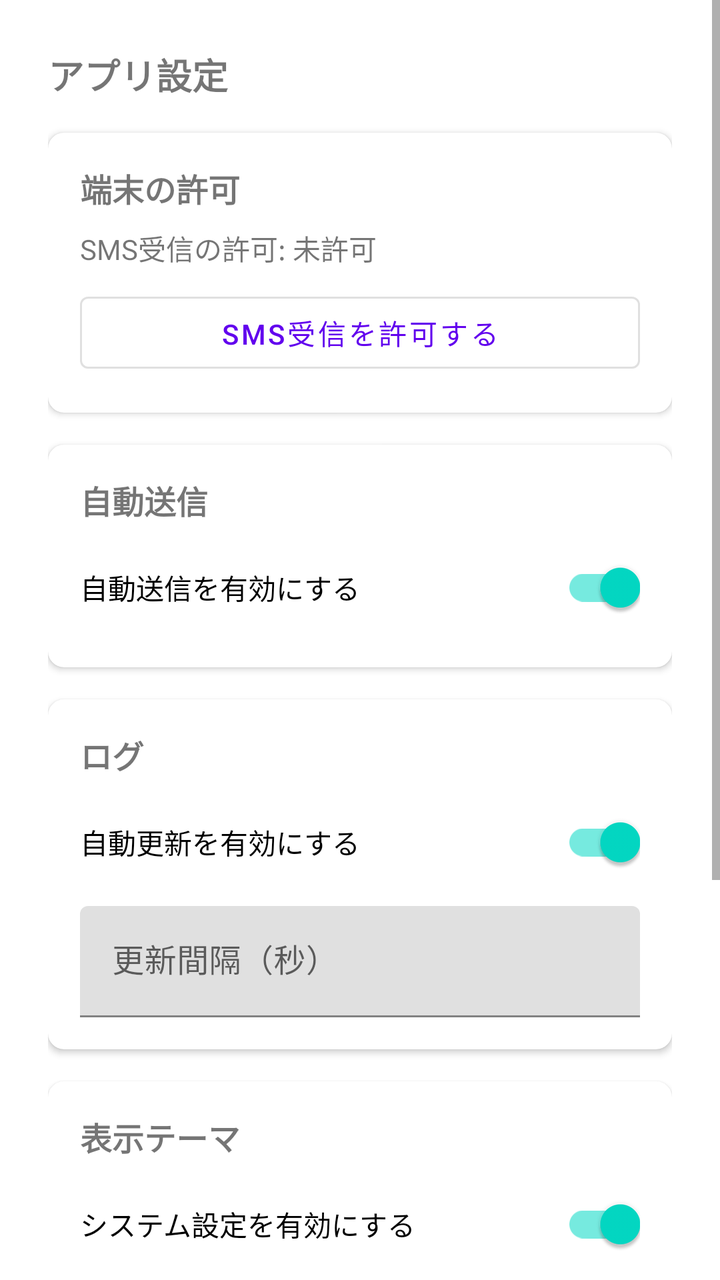
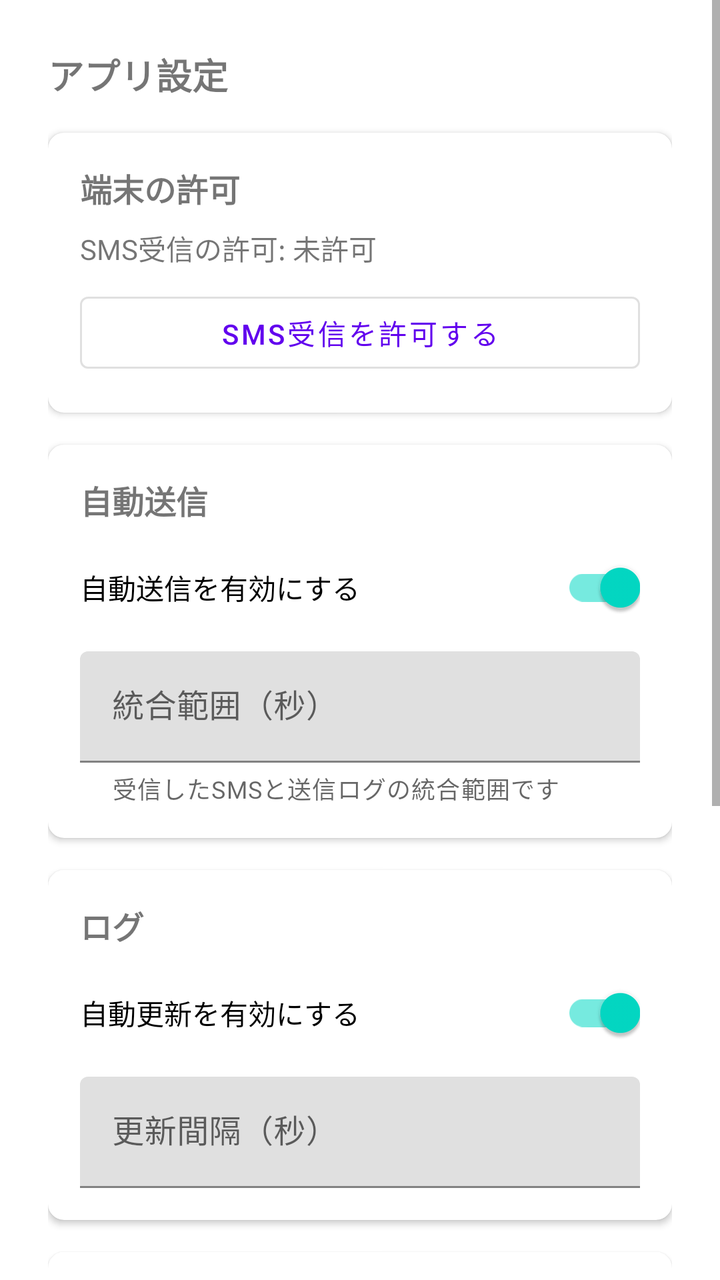

An Android layout rendered at two revisions. The XML below is the earlier revision; the diff shows what the commit changed to produce the second picture.
<!-- AndroidManifest.xml: application theme Theme.SmsToKintone -->
<!-- res/layout/activity_app_settings.xml -->
<?xml version="1.0" encoding="utf-8"?>
<ScrollView xmlns:android="http://schemas.android.com/apk/res/android"
    xmlns:app="http://schemas.android.com/apk/res-auto"
    android:layout_width="match_parent"
    android:layout_height="match_parent">

    <LinearLayout
        android:layout_width="match_parent"
        android:layout_height="wrap_content"
        android:orientation="vertical"
        android:padding="24dp">

        <TextView
            android:layout_width="wrap_content"
            android:layout_height="wrap_content"
            android:text="@string/app_settings_title"
            android:textSize="18sp"
            android:textStyle="bold" />

        <com.google.android.material.card.MaterialCardView
            android:layout_width="match_parent"
            android:layout_height="wrap_content"
            android:layout_marginTop="16dp"
            app:cardElevation="2dp"
            app:cardCornerRadius="8dp">

            <LinearLayout
                android:layout_width="match_parent"
                android:layout_height="wrap_content"
                android:orientation="vertical"
                android:padding="16dp">

                <TextView
                    android:layout_width="wrap_content"
                    android:layout_height="wrap_content"
                    android:layout_marginBottom="8dp"
                    android:text="@string/section_permission"
                    android:textSize="16sp"
                    android:textStyle="bold" />

                <TextView
                    android:id="@+id/tvPermissionStatus"
                    android:layout_width="wrap_content"
                    android:layout_height="wrap_content"
                    android:layout_marginBottom="8dp"
                    android:text="@string/permission_status_denied" />

                <com.google.android.material.button.MaterialButton
                    android:id="@+id/btnRequestPermission"
                    style="@style/Widget.MaterialComponents.Button.OutlinedButton"
                    android:layout_width="match_parent"
                    android:layout_height="wrap_content"
                    android:text="@string/btn_request_permission" />
            </LinearLayout>
        </com.google.android.material.card.MaterialCardView>

        <com.google.android.material.card.MaterialCardView
            android:layout_width="match_parent"
            android:layout_height="wrap_content"
            android:layout_marginTop="16dp"
            app:cardElevation="2dp"
            app:cardCornerRadius="8dp">

            <LinearLayout
                android:layout_width="match_parent"
                android:layout_height="wrap_content"
                android:orientation="vertical"
                android:padding="16dp">

                <TextView
                    android:layout_width="wrap_content"
                    android:layout_height="wrap_content"
                    android:layout_marginBottom="8dp"
                    android:text="@string/section_forwarding"
                    android:textSize="16sp"
                    android:textStyle="bold" />

                <com.google.android.material.switchmaterial.SwitchMaterial
                    android:id="@+id/swForwardingEnabled"
                    android:layout_width="match_parent"
                    android:layout_height="wrap_content"
                    android:checked="true"
                    android:text="@string/switch_forwarding_enabled" />
            </LinearLayout>
        </com.google.android.material.card.MaterialCardView>

        <com.google.android.material.card.MaterialCardView
            android:layout_width="match_parent"
            android:layout_height="wrap_content"
            android:layout_marginTop="16dp"
            app:cardElevation="2dp"
            app:cardCornerRadius="8dp">

            <LinearLayout
                android:layout_width="match_parent"
                android:layout_height="wrap_content"
                android:orientation="vertical"
                android:padding="16dp">

                <TextView
                    android:layout_width="wrap_content"
                    android:layout_height="wrap_content"
                    android:layout_marginBottom="8dp"
                    android:text="@string/section_log"
                    android:textSize="16sp"
                    android:textStyle="bold" />

                <com.google.android.material.switchmaterial.SwitchMaterial
                    android:id="@+id/swAutoRefreshEnabled"
                    android:layout_width="match_parent"
                    android:layout_height="wrap_content"
                    android:layout_marginBottom="8dp"
                    android:checked="true"
                    android:text="@string/switch_auto_refresh_enabled" />

                <com.google.android.material.textfield.TextInputLayout
                    android:id="@+id/tilAutoRefreshInterval"
                    android:layout_width="match_parent"
                    android:layout_height="wrap_content"
                    android:hint="@string/hint_auto_refresh_interval">

                    <com.google.android.material.textfield.TextInputEditText
                        android:id="@+id/etAutoRefreshInterval"
                        android:layout_width="match_parent"
                        android:layout_height="wrap_content"
                        android:inputType="number" />
                </com.google.android.material.textfield.TextInputLayout>
            </LinearLayout>
        </com.google.android.material.card.MaterialCardView>

        <com.google.android.material.card.MaterialCardView
            android:layout_width="match_parent"
            android:layout_height="wrap_content"
            android:layout_marginTop="16dp"
            app:cardElevation="2dp"
            app:cardCornerRadius="8dp">

            <LinearLayout
                android:layout_width="match_parent"
                android:layout_height="wrap_content"
                android:orientation="vertical"
                android:padding="16dp">

                <TextView
                    android:layout_width="wrap_content"
                    android:layout_height="wrap_content"
                    android:layout_marginBottom="8dp"
                    android:text="@string/label_theme_mode"
                    android:textSize="16sp"
                    android:textStyle="bold" />

                <com.google.android.material.switchmaterial.SwitchMaterial
                    android:id="@+id/swThemeFollowSystem"
                    android:layout_width="match_parent"
                    android:layout_height="wrap_content"
                    android:layout_marginBottom="8dp"
                    android:checked="true"
                    android:text="@string/switch_theme_follow_system" />

                <RadioGroup
                    android:id="@+id/rgThemeLightDark"
                    android:layout_width="match_parent"
                    android:layout_height="wrap_content"
                    android:orientation="horizontal">

                    <RadioButton
                        android:id="@+id/rbThemeLight"
                        android:layout_width="wrap_content"
                        android:layout_height="wrap_content"
                        android:checked="true"
                        android:text="@string/rb_theme_light" />

                    <RadioButton
                        android:id="@+id/rbThemeDark"
                        android:layout_width="wrap_content"
                        android:layout_height="wrap_content"
                        android:layout_marginStart="16dp"
                        android:text="@string/rb_theme_dark" />
                </RadioGroup>
            </LinearLayout>
        </com.google.android.material.card.MaterialCardView>

        <com.google.android.material.card.MaterialCardView
            android:layout_width="match_parent"
            android:layout_height="wrap_content"
            android:layout_marginTop="16dp"
            app:cardElevation="2dp"
            app:cardCornerRadius="8dp">

            <LinearLayout
                android:layout_width="match_parent"
                android:layout_height="wrap_content"
                android:orientation="vertical"
                android:padding="16dp">

                <TextView
                    android:layout_width="wrap_content"
                    android:layout_height="wrap_content"
                    android:layout_marginBottom="8dp"
                    android:text="@string/section_reply"
                    android:textSize="16sp"
                    android:textStyle="bold" />

                <com.google.android.material.textfield.TextInputLayout
                    android:layout_width="match_parent"
                    android:layout_height="wrap_content"
                    android:hint="@string/hint_sms_standard_reply_body">

                    <com.google.android.material.textfield.TextInputEditText
                        android:id="@+id/etDefaultReplyBody"
                        android:layout_width="match_parent"
                        android:layout_height="wrap_content"
                        android:inputType="textMultiLine" />
                </com.google.android.material.textfield.TextInputLayout>

                <com.google.android.material.textfield.TextInputLayout
                    android:layout_width="match_parent"
                    android:layout_height="wrap_content"
                    android:layout_marginTop="8dp"
                    android:hint="@string/hint_sms_split_failed_reply_body">

                    <com.google.android.material.textfield.TextInputEditText
                        android:id="@+id/etSplitFailedReplyAddition"
                        android:layout_width="match_parent"
                        android:layout_height="wrap_content"
                        android:inputType="textMultiLine" />
                </com.google.android.material.textfield.TextInputLayout>
            </LinearLayout>
        </com.google.android.material.card.MaterialCardView>

    </LinearLayout>
</ScrollView>
<!-- resources referenced by this layout -->
<resources>
  <string name="app_settings_title">アプリ設定</string>
  <string name="btn_request_permission">SMS受信を許可する</string>
  <string name="hint_auto_refresh_interval">更新間隔（秒）</string>
  <string name="hint_sms_split_failed_reply_body">返信時に自動入力する文言（形式が不正な場合）</string>
  <string name="hint_sms_standard_reply_body">返信時に自動入力する文言</string>
  <string name="label_theme_mode">表示テーマ</string>
  <string name="permission_status_denied">SMS受信の許可: 未許可</string>
  <string name="rb_theme_dark">ダーク</string>
  <string name="rb_theme_light">ライト</string>
  <string name="section_forwarding">自動送信</string>
  <string name="section_log">ログ</string>
  <string name="section_permission">端末の許可</string>
  <string name="section_reply">SMS返信</string>
  <string name="switch_auto_refresh_enabled">自動更新を有効にする</string>
  <string name="switch_forwarding_enabled">自動送信を有効にする</string>
  <string name="switch_theme_follow_system">システム設定を有効にする</string>
  <style name="Theme.SmsToKintone" parent="Theme.MaterialComponents.DayNight.NoActionBar">
          <item name="colorPrimary">@color/purple_500</item>
          <item name="colorPrimaryVariant">@color/purple_700</item>
          <item name="colorOnPrimary">@color/white</item>
          <item name="colorSecondary">@color/teal_200</item>
          <item name="colorSecondaryVariant">@color/teal_700</item>
          <item name="colorOnSecondary">@color/black</item>
      </style>
  <color name="purple_500">#6200EE</color>
  <color name="purple_700">#3700B3</color>
  <color name="white">#FFFFFFFF</color>
  <color name="teal_200">#03DAC5</color>
  <color name="teal_700">#018786</color>
  <color name="black">#FF000000</color>
</resources>

<!-- the commit's change to res/layout/activity_app_settings.xml (unified diff, before → after) -->
@@ -79,8 +79,24 @@
                     android:id="@+id/swForwardingEnabled"
                     android:layout_width="match_parent"
                     android:layout_height="wrap_content"
+                    android:layout_marginBottom="8dp"
                     android:checked="true"
                     android:text="@string/switch_forwarding_enabled" />
+
+                <com.google.android.material.textfield.TextInputLayout
+                    android:id="@+id/tilSmsMatchToleranceSeconds"
+                    android:layout_width="match_parent"
+                    android:layout_height="wrap_content"
+                    android:hint="@string/hint_sms_match_tolerance_seconds"
+                    app:helperText="@string/helper_sms_match_tolerance_seconds"
+                    app:helperTextEnabled="true">
+
+                    <com.google.android.material.textfield.TextInputEditText
+                        android:id="@+id/etSmsMatchToleranceSeconds"
+                        android:layout_width="match_parent"
+                        android:layout_height="wrap_content"
+                        android:inputType="number" />
+                </com.google.android.material.textfield.TextInputLayout>
             </LinearLayout>
         </com.google.android.material.card.MaterialCardView>
 
<!-- resource entries referenced after the edit -->
@@ -2,9 +2,11 @@
 <resources>
   <string name="app_settings_title">アプリ設定</string>
   <string name="btn_request_permission">SMS受信を許可する</string>
+  <string name="helper_sms_match_tolerance_seconds">受信したSMSと送信ログの統合範囲です</string>
   <string name="hint_auto_refresh_interval">更新間隔（秒）</string>
-  <string name="hint_sms_split_failed_reply_body">返信時に自動入力する文言（形式が不正な場合）</string>
-  <string name="hint_sms_standard_reply_body">返信時に自動入力する文言</string>
+  <string name="hint_sms_match_tolerance_seconds">統合範囲（秒）</string>
+  <string name="hint_sms_split_failed_reply_body">自動入力する文言（形式が不正な場合）</string>
+  <string name="hint_sms_standard_reply_body">自動入力する文言</string>
   <string name="label_theme_mode">表示テーマ</string>
   <string name="permission_status_denied">SMS受信の許可: 未許可</string>
   <string name="rb_theme_dark">ダーク</string>
@@ -12,7 +14,7 @@
   <string name="section_forwarding">自動送信</string>
   <string name="section_log">ログ</string>
   <string name="section_permission">端末の許可</string>
-  <string name="section_reply">SMS返信</string>
+  <string name="section_reply">返信用の文言</string>
   <string name="switch_auto_refresh_enabled">自動更新を有効にする</string>
   <string name="switch_forwarding_enabled">自動送信を有効にする</string>
   <string name="switch_theme_follow_system">システム設定を有効にする</string>
